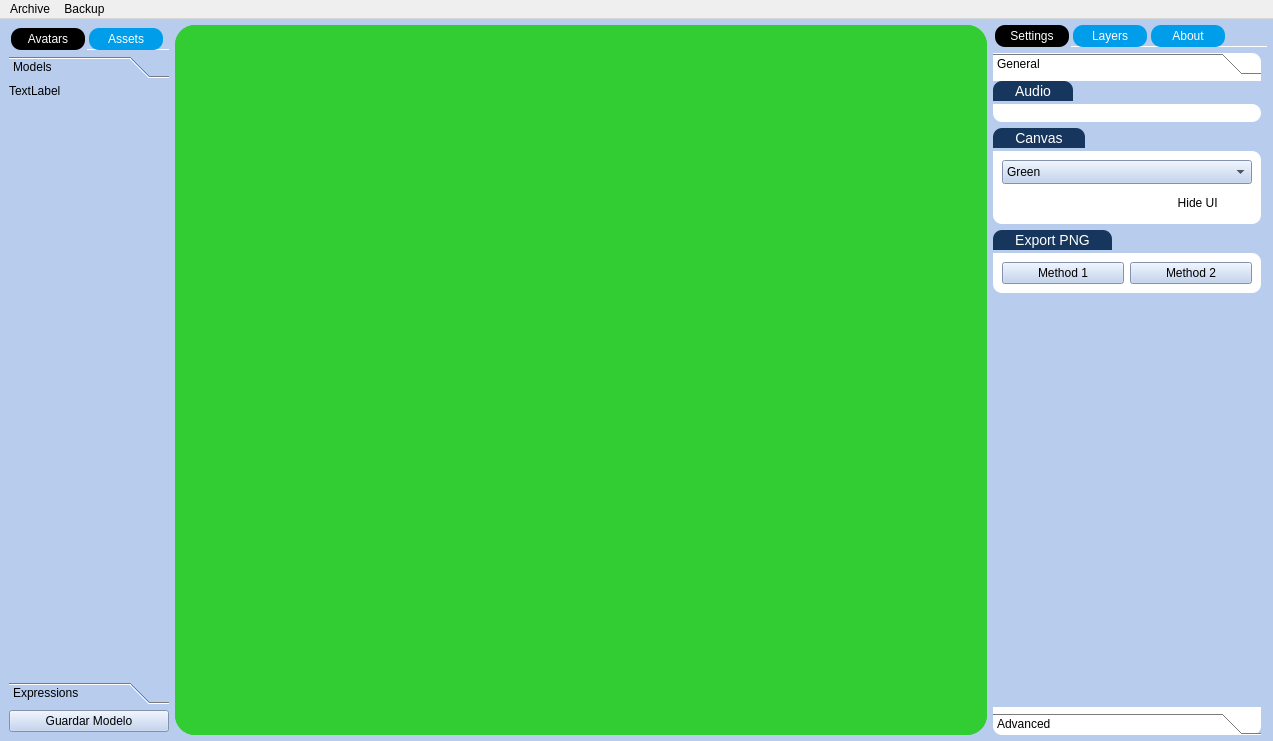
Old version of the form UI/main.ui in the repository Gemmstone/PyNGtuber.
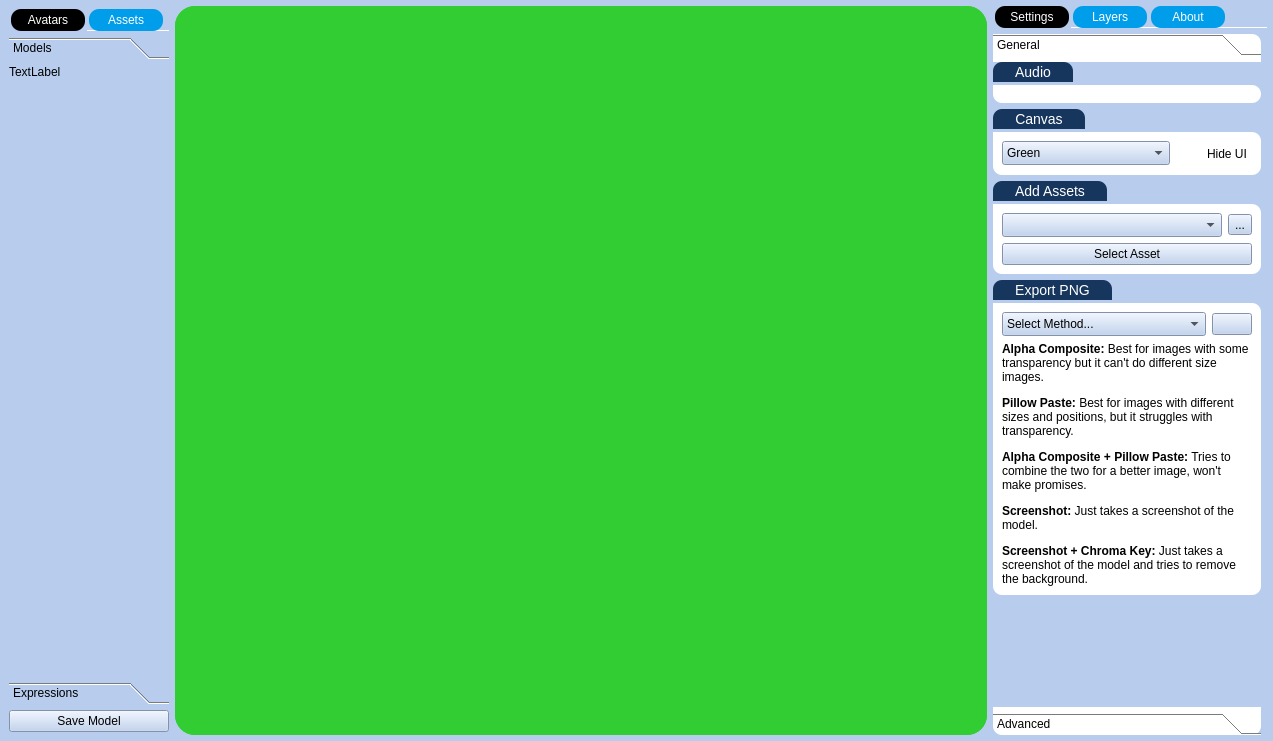
New version of the form. The open tabs and pages were chosen to show the change. Icons and pictures are not drawn.

```diff
--- a/UI/main.ui
+++ b/UI/main.ui
@@ -273,7 +273,7 @@
                    <x>0</x>
                    <y>0</y>
                    <width>208</width>
-                   <height>545</height>
+                   <height>579</height>
                   </rect>
                  </property>
                  <attribute name="icon">
@@ -316,7 +316,7 @@
                        <x>0</x>
                        <y>0</y>
                        <width>208</width>
-                       <height>545</height>
+                       <height>579</height>
                       </rect>
                      </property>
                      <layout class="QVBoxLayout" name="verticalLayout_30">
@@ -371,7 +371,7 @@
                         <property name="sizeHint" stdset="0">
                          <size>
                           <width>20</width>
-                          <height>514</height>
+                          <height>548</height>
                          </size>
                         </property>
                        </spacer>
@@ -648,7 +648,7 @@
              <cursorShape>PointingHandCursor</cursorShape>
             </property>
             <property name="text">
-             <string>Guardar Modelo</string>
+             <string>Save Model</string>
             </property>
             <property name="icon">
              <iconset>
@@ -1094,7 +1094,19 @@
                     background: none;
                 }@</string>
                 </property>
-                <widget class="QWidget" name="toolBox_3Page1" native="true">
+                <widget class="QWidget" name="toolBox_3Page1">
+                 <property name="geometry">
+                  <rect>
+                   <x>0</x>
+                   <y>0</y>
+                   <width>268</width>
+                   <height>626</height>
+                  </rect>
+                 </property>
+                 <attribute name="icon">
+                  <iconset>
+                   <normaloff>../Icons/mobile-monitor-ui-svgrepo-com.svg</normaloff>../Icons/mobile-monitor-ui-svgrepo-com.svg</iconset>
+                 </attribute>
                  <attribute name="label">
                   <string>General</string>
                  </attribute>
@@ -1178,7 +1190,7 @@
                        <x>0</x>
                        <y>0</y>
                        <width>268</width>
-                       <height>592</height>
+                       <height>651</height>
                       </rect>
                      </property>
                      <layout class="QVBoxLayout" name="verticalLayout_20">
@@ -1258,7 +1270,7 @@
                            <property name="frameShadow">
                             <enum>QFrame::Raised</enum>
                            </property>
-                           <layout class="QVBoxLayout" name="verticalLayout_12">
+                           <layout class="QHBoxLayout" name="horizontalLayout_7">
                             <item>
                              <widget class="QComboBox" name="comboBox">
                               <property name="sizePolicy">
@@ -1325,7 +1337,7 @@
                                <cursorShape>PointingHandCursor</cursorShape>
                               </property>
                               <property name="layoutDirection">
-                               <enum>Qt::RightToLeft</enum>
+                               <enum>Qt::LeftToRight</enum>
                               </property>
                               <property name="styleSheet">
                                <string notr="true"/>
@@ -1347,6 +1359,104 @@
                         </layout>
                        </widget>
                       </item>
+                      <item>
+                       <widget class="QGroupBox" name="groupBox_10">
+                        <property name="title">
+                         <string>Add Assets</string>
+                        </property>
+                        <layout class="QVBoxLayout" name="verticalLayout_36">
+                         <property name="leftMargin">
+                          <number>0</number>
+                         </property>
+                         <property name="topMargin">
+                          <number>23</number>
+                         </property>
+                         <property name="rightMargin">
+                          <number>0</number>
+                         </property>
+                         <property name="bottomMargin">
+                          <number>0</number>
+                         </property>
+                         <item>
+                          <widget class="QFrame" name="audioFrame_3">
+                           <property name="styleSheet">
+                            <string notr="true"/>
+                           </property>
+                           <property name="frameShape">
+                            <enum>QFrame::StyledPanel</enum>
+                           </property>
+                           <property name="frameShadow">
+                            <enum>QFrame::Raised</enum>
+                           </property>
+                           <layout class="QGridLayout" name="gridLayout_3">
+                            <item row="3" column="0">
+                             <widget class="QPushButton" name="createAsset">
+                              <property name="cursor">
+                               <cursorShape>PointingHandCursor</cursorShape>
+                              </property>
+                              <property name="toolTip">
+                               <string>Will ask you for file path</string>
+                              </property>
+                              <property name="statusTip">
+                               <string/>
+                              </property>
+                              <property name="whatsThis">
+                               <string/>
+                              </property>
+                              <property name="text">
+                               <string>Select Asset</string>
+                              </property>
+                              <property name="icon">
+                               <iconset>
+                                <normaloff>../Icons/magnifiction-mobile-ui-svgrepo-com.svg</normaloff>../Icons/magnifiction-mobile-ui-svgrepo-com.svg</iconset>
+                              </property>
+                              <property name="iconSize">
+                               <size>
+                                <width>25</width>
+                                <height>25</height>
+                               </size>
+                              </property>
+                             </widget>
+                            </item>
+                            <item row="1" column="0">
+                             <layout class="QHBoxLayout" name="horizontalLayout_2">
+                              <property name="topMargin">
+                               <number>0</number>
+                              </property>
+                              <item>
+                               <widget class="QComboBox" name="selectCategory">
+                                <property name="sizePolicy">
+                                 <sizepolicy hsizetype="Preferred" vsizetype="Preferred">
+                                  <horstretch>0</horstretch>
+                                  <verstretch>0</verstretch>
+                                 </sizepolicy>
+                                </property>
+                                <property name="maxVisibleItems">
+                                 <number>5</number>
+                                </property>
+                                <property name="sizeAdjustPolicy">
+                                 <enum>QComboBox::AdjustToMinimumContentsLengthWithIcon</enum>
+                                </property>
+                               </widget>
+                              </item>
+                              <item>
+                               <widget class="QToolButton" name="toolButton">
+                                <property name="text">
+                                 <string>...</string>
+                                </property>
+                                <property name="popupMode">
+                                 <enum>QToolButton::InstantPopup</enum>
+                                </property>
+                               </widget>
+                              </item>
+                             </layout>
+                            </item>
+                           </layout>
+                          </widget>
+                         </item>
+                        </layout>
+                       </widget>
+                      </item>
                       <item>
                        <widget class="QGroupBox" name="groupBox_8">
                         <property name="title">
@@ -1376,11 +1486,14 @@
                            <property name="frameShadow">
                             <enum>QFrame::Raised</enum>
                            </property>
-                           <layout class="QHBoxLayout" name="horizontalLayout">
-                            <item>
-                             <widget class="QPushButton" name="PNG1">
-                              <property name="cursor">
-                               <cursorShape>PointingHandCursor</cursorShape>
+                           <layout class="QGridLayout" name="gridLayout_4">
+                            <item row="0" column="0">
+                             <widget class="QComboBox" name="PNGmethod">
+                              <property name="sizePolicy">
+                               <sizepolicy hsizetype="Preferred" vsizetype="Preferred">
+                                <horstretch>0</horstretch>
+                                <verstretch>0</verstretch>
+                               </sizepolicy>
                               </property>
                               <property name="toolTip">
                                <string>Better for assets with some transparency, better image results except if you have different size images</string>
@@ -1391,23 +1504,52 @@
                               <property name="whatsThis">
                                <string/>
                               </property>
-                              <property name="text">
-                               <string>Method 1</string>
+                              <property name="maxVisibleItems">
+                               <number>10</number>
                               </property>
-                              <property name="icon">
-                               <iconset>
-                                <normaloff>../Icons/allowed-mobile-ui-svgrepo-com.svg</normaloff>../Icons/allowed-mobile-ui-svgrepo-com.svg</iconset>
+                              <property name="sizeAdjustPolicy">
+                               <enum>QComboBox::AdjustToMinimumContentsLengthWithIcon</enum>
                               </property>
-                              <property name="iconSize">
-                               <size>
-                                <width>25</width>
-                                <height>25</height>
-                               </size>
-                              </property>
+                              <item>
+                               <property name="text">
+                                <string>Select Method...</string>
+                               </property>
+                              </item>
+                              <item>
+                               <property name="text">
+                                <string>Alpha Composite</string>
+                               </property>
+                              </item>
+                              <item>
+                               <property name="text">
+                                <string>Pillow Paste</string>
+                               </property>
+                              </item>
+                              <item>
+                               <property name="text">
+                                <string>AlphaCom + PILPaste</string>
+                               </property>
+                              </item>
+                              <item>
+                               <property name="text">
+                                <string>Screenshot</string>
+                               </property>
+                              </item>
+                              <item>
+                               <property name="text">
+                                <string>Screenshot + Chroma Key</string>
+                               </property>
+                              </item>
                              </widget>
                             </item>
-                            <item>
-                             <widget class="QPushButton" name="PNG2">
+                            <item row="0" column="1">
+                             <widget class="QPushButton" name="PNG">
+                              <property name="sizePolicy">
+                               <sizepolicy hsizetype="Fixed" vsizetype="Fixed">
+                                <horstretch>0</horstretch>
+                                <verstretch>0</verstretch>
+                               </sizepolicy>
+                              </property>
                               <property name="cursor">
                                <cursorShape>PointingHandCursor</cursorShape>
                               </property>
@@ -1421,7 +1563,7 @@
                                <string/>
                               </property>
                               <property name="text">
-                               <string>Method 2</string>
+                               <string/>
                               </property>
                               <property name="icon">
                                <iconset>
@@ -1435,6 +1577,35 @@
                               </property>
                              </widget>
                             </item>
+                            <item row="1" column="0" colspan="2">
+                             <widget class="QLabel" name="label_5">
+                              <property name="sizePolicy">
+                               <sizepolicy hsizetype="Preferred" vsizetype="Preferred">
+                                <horstretch>0</horstretch>
+                                <verstretch>0</verstretch>
+                               </sizepolicy>
+                              </property>
+                              <property name="toolTip">
+                               <string>Alpha Composite: Best for images with some transparency but it can't do different size images.
+Pillow Paste: Best for images with different sizes and positions, but it struggles with transparency.
+Alpha Composite + Pillow Paste: Tries to combine the two for a better image, won't make promises.
+Screenshot: Just takes a screenshot of the model.
+Screenshot + Chroma Key: Just takes a screenshot of the model and tries to remove the background.</string>
+                              </property>
+                              <property name="whatsThis">
+                               <string>&lt;html&gt;&lt;head/&gt;&lt;body&gt;&lt;p&gt;&lt;span style=&quot; font-weight:600;&quot;&gt;Alpha Composite:&lt;/span&gt; Best for images with some transparency but it can't do different size images.&lt;/p&gt;&lt;p&gt;&lt;span style=&quot; font-weight:600;&quot;&gt;Pillow Paste:&lt;/span&gt; Best for images with different sizes and positions, but it struggles with transparency.&lt;/p&gt;&lt;p&gt;&lt;span style=&quot; font-weight:600;&quot;&gt;Alpha Composite + Pillow Paste:&lt;/span&gt; Tries to combine the two for a better image, won't make promises.&lt;/p&gt;&lt;p&gt;&lt;span style=&quot; font-weight:600;&quot;&gt;Screenshot:&lt;/span&gt; Just takes a screenshot of the model.&lt;/p&gt;&lt;p&gt;&lt;span style=&quot; font-weight:600;&quot;&gt;Screenshot + Chroma Key:&lt;/span&gt; Just takes a screenshot of the model and tries to remove the background.&lt;/p&gt;&lt;/body&gt;&lt;/html&gt;</string>
+                              </property>
+                              <property name="styleSheet">
+                               <string notr="true">font-size: 12px</string>
+                              </property>
+                              <property name="text">
+                               <string>&lt;html&gt;&lt;head/&gt;&lt;body&gt;&lt;p&gt;&lt;span style=&quot; font-weight:600;&quot;&gt;Alpha Composite:&lt;/span&gt; Best for images with some transparency but it can't do different size images.&lt;/p&gt;&lt;p&gt;&lt;span style=&quot; font-weight:600;&quot;&gt;Pillow Paste:&lt;/span&gt; Best for images with different sizes and positions, but it struggles with transparency.&lt;/p&gt;&lt;p&gt;&lt;span style=&quot; font-weight:600;&quot;&gt;Alpha Composite + Pillow Paste:&lt;/span&gt; Tries to combine the two for a better image, won't make promises.&lt;/p&gt;&lt;p&gt;&lt;span style=&quot; font-weight:600;&quot;&gt;Screenshot:&lt;/span&gt; Just takes a screenshot of the model.&lt;/p&gt;&lt;p&gt;&lt;span style=&quot; font-weight:600;&quot;&gt;Screenshot + Chroma Key:&lt;/span&gt; Just takes a screenshot of the model and tries to remove the background.&lt;/p&gt;&lt;/body&gt;&lt;/html&gt;</string>
+                              </property>
+                              <property name="wordWrap">
+                               <bool>true</bool>
+                              </property>
+                             </widget>
+                            </item>
                            </layout>
                           </widget>
                          </item>
@@ -2186,45 +2357,6 @@
     </item>
    </layout>
   </widget>
-  <widget class="QMenuBar" name="menuBar">
-   <property name="geometry">
-    <rect>
-     <x>0</x>
-     <y>0</y>
-     <width>1273</width>
-     <height>34</height>
-    </rect>
-   </property>
-   <widget class="QMenu" name="menuArchive">
-    <property name="title">
-     <string>Archive</string>
-    </property>
-    <widget class="QMenu" name="menuExport_as">
-     <property name="title">
-      <string>Export as...</string>
-     </property>
-     <widget class="QMenu" name="menuPNG_File">
-      <property name="title">
-       <string>PNG File</string>
-      </property>
-      <addaction name="actionMethod_1"/>
-      <addaction name="actionMethod_2"/>
-     </widget>
-     <addaction name="menuPNG_File"/>
-    </widget>
-    <addaction name="actionOpen_Assets_Folder"/>
-    <addaction name="menuExport_as"/>
-   </widget>
-   <widget class="QMenu" name="menuBackup">
-    <property name="title">
-     <string>Backup</string>
-    </property>
-    <addaction name="actionImport_Backup"/>
-    <addaction name="actionExport_Backup"/>
-   </widget>
-   <addaction name="menuArchive"/>
-   <addaction name="menuBackup"/>
-  </widget>
   <action name="actionLoad_Avatar">
    <property name="text">
     <string>Export Avatars</string>
```
Left out of the diff: 366 changed lines with no effect on the pictures.
